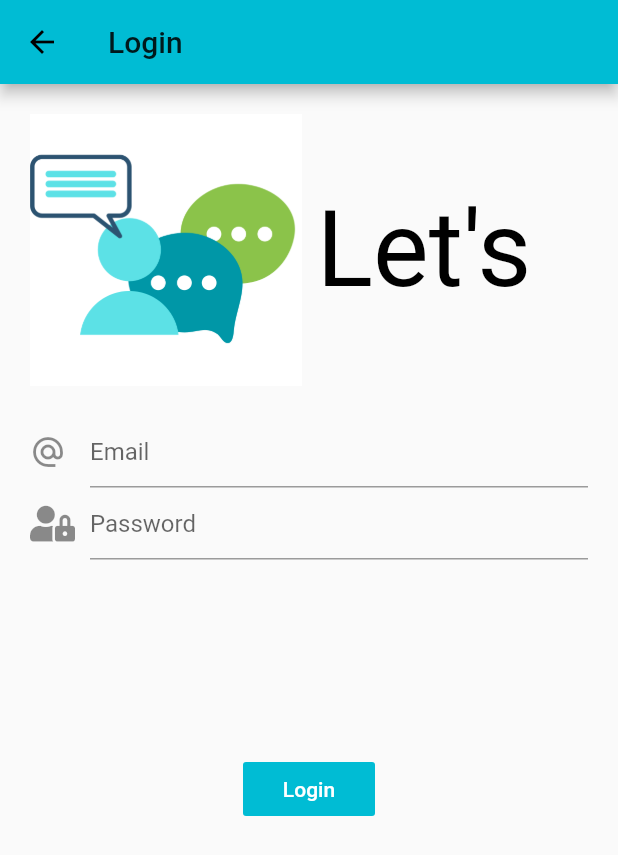
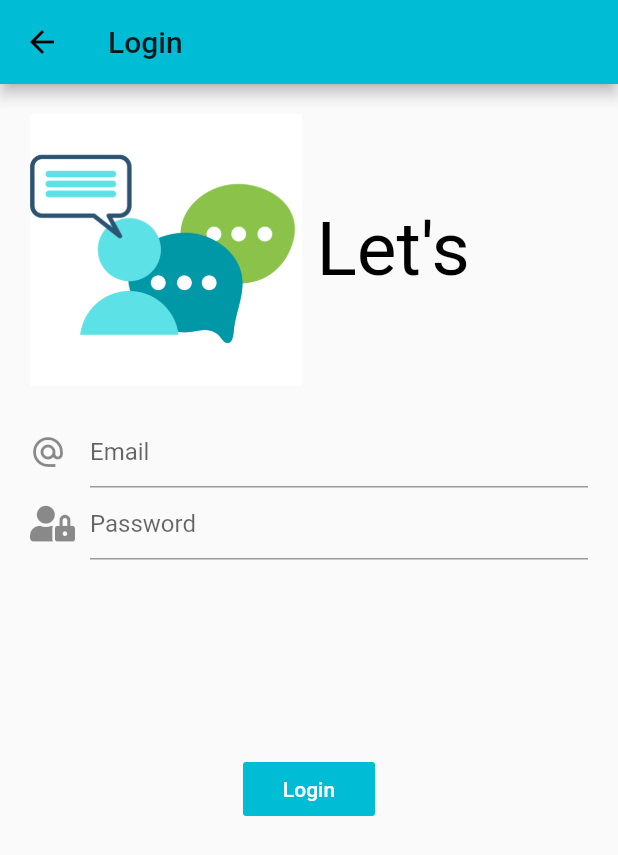
Before and after one commit to RavinduDON/Flutter_App_Test_Chat-, a Flutter app: the screen it shows after launch, after a tap on "Login", on a phone screen of 412 x 824 dp. Shown: the top 855 px of the screen. Run offline on Flutter 3.47's test engine with Material 2 defaults, Android fonts, the phone set to English and light mode, and no system bars; our stand-ins replace animated_text_kit, font_awesome_flutter.

Commit message:
register added

```diff
--- a/lib/Screens/auth_screen.dart
+++ b/lib/Screens/auth_screen.dart
@@ -19,7 +19,7 @@ class _AuthScreenState extends State<AuthScreen> {
     // TODO: implement build
     return Scaffold(
       appBar: AppBar(
-        title: Text('Login'),
+        title: Text(widget.isLogin ? 'Login': 'Register'),
       ),
       body: Padding(
         padding:  EdgeInsets.all(kLargeMargin),
@@ -29,8 +29,11 @@ class _AuthScreenState extends State<AuthScreen> {
               child: Row(
                 children: <Widget>[
                   Expanded(
-                    child: Image(
-                      image: AssetImage('images/Logo.png'),
+                    child: Hero(
+                      tag: 'logo',
+                      child: Image(
+                        image: AssetImage('images/Logo.png'),
+                      ),
                     ),
                   ),
                   SizedBox(
@@ -39,12 +42,11 @@ class _AuthScreenState extends State<AuthScreen> {
                   Expanded(
                     child: ScaleAnimatedTextKit(
                       repeatForever: true,
-                      text: [
-                        "Let's",
-                        "Login",
-                      ],
+                      text: widget.isLogin ?
+                      ["Let's", "Login",] :
+                      ["Let's", "Register"],
                       textStyle: TextStyle(
-                          fontSize: 70.0,
+                          fontSize: 50.0,
                           color: Colors.black
                       ),
                     ),
@@ -77,7 +79,8 @@ class _AuthScreenState extends State<AuthScreen> {
                   FlatButton(
                     color: Theme.of(context).primaryColor,
                     splashColor: Theme.of(context).accentColor,
-                    child: Text('Login',style: TextStyle(color: Colors.white),),
+                    child: Text(
+                      widget.isLogin ? 'Login': 'Register',style: TextStyle(color: Colors.white),),
                     onPressed: (){},
                   ),
                 ],
--- a/lib/Screens/home_screen.dart
+++ b/lib/Screens/home_screen.dart
@@ -24,9 +24,12 @@ class _HomeScreenState extends State<HomeScreen> {
           crossAxisAlignment: CrossAxisAlignment.stretch,
           children: <Widget>[
             Flexible(
-              child: Image(
-                height: 250,
-                image: AssetImage('images/Logo.png'),
+              child: Hero(
+                tag: 'logo',
+                child: Image(
+                  height: 250,
+                  image: AssetImage('images/Logo.png'),
+                ),
               ),
             ),
             Row(
@@ -72,7 +75,9 @@ class _HomeScreenState extends State<HomeScreen> {
               borderSide: BorderSide(
                 color: Theme.of(context).primaryColorDark
               ),
-              onPressed: (){},
+              onPressed: (){
+                Navigator.pushNamed(context, AuthScreen.routeName,arguments: false);
+              },
               child: Text('Sign Up'),
             ),
 
```
